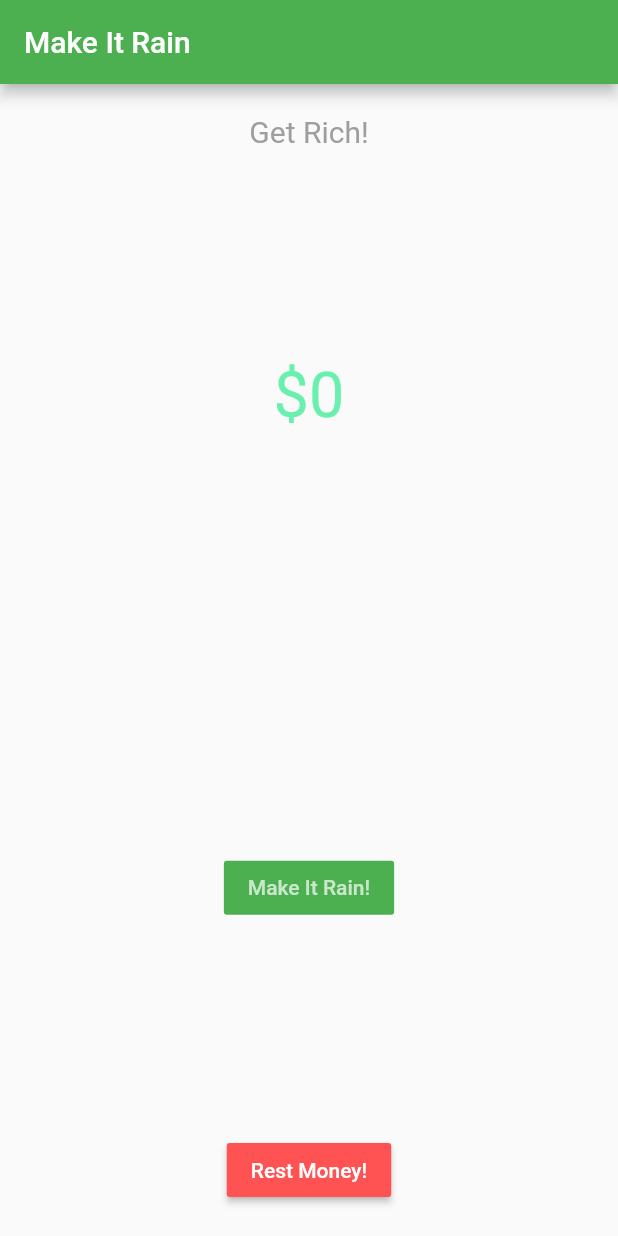
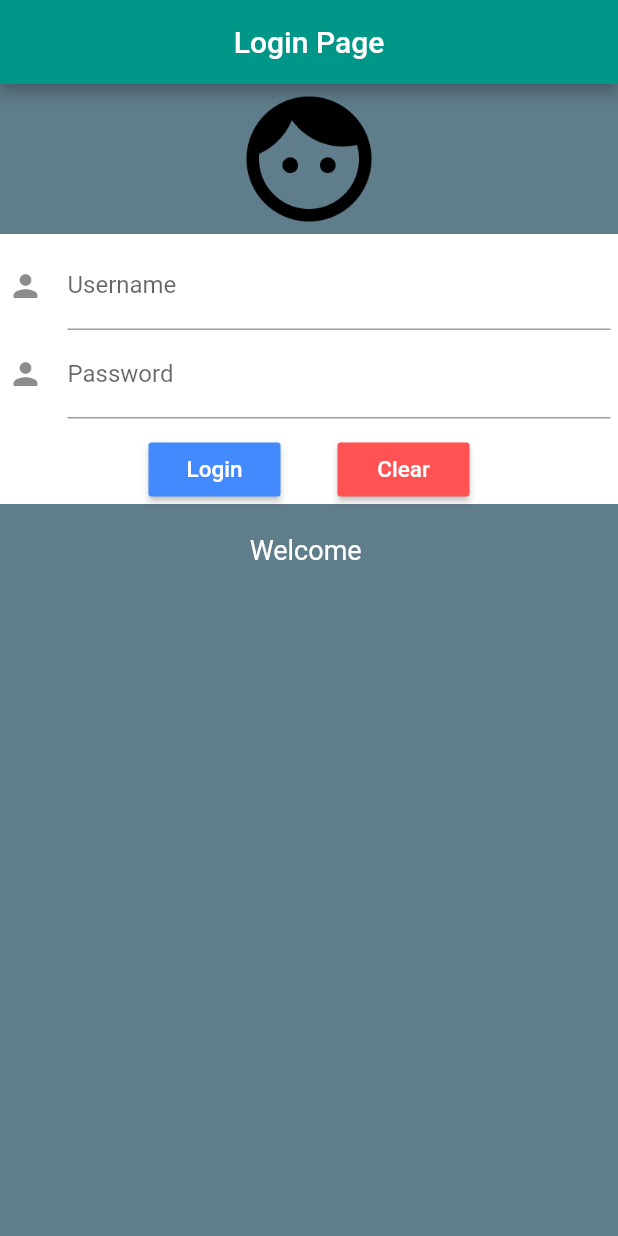
Before and after one commit to deepakverma4/helloFlutter, a Flutter app: the screen it shows after launch, on a phone screen of 412 x 824 dp. Run offline on Flutter 3.47's test engine with Material 2 defaults, Android fonts, the phone set to English and light mode, and no system bars.

Commit message:
added udemy loginPage

```diff
--- a/lib/main.dart
+++ b/lib/main.dart
@@ -2,6 +2,7 @@ import 'package:flutter/material.dart';
 import "newhome.dart";
 import 'gesture.dart';
 import './udemy/make_it_Rain.dart';
+import './udemy/loginPage.dart';
 
 void main(){
    runApp(new MyApp());
@@ -12,7 +13,7 @@ class MyApp extends StatelessWidget {
   Widget build(BuildContext context) {
     return new MaterialApp(
       title: "My App",
-      home: new MakeItRain()
+      home: new LoginPage()
     );
   }
 }
--- /dev/null
+++ b/lib/udemy/loginPage.dart
@@ -0,0 +1,123 @@
+import "package:flutter/material.dart";
+
+class LoginPage extends StatefulWidget {
+  @override
+  _LoginPageState createState() => new _LoginPageState();
+}
+
+class _LoginPageState extends State<LoginPage> {
+final TextEditingController _userController = new TextEditingController();
+final TextEditingController _passwordController = new TextEditingController();
+
+var username = "",password;
+
+_handleLogin(){
+  setState(() {
+      username = _userController.text;
+      password = _passwordController.text;
+    });
+}
+
+_handleClear(){
+  setState(() {
+      _userController.clear();
+      _passwordController.clear();
+    });
+}
+
+  @override
+  Widget build(BuildContext context) {
+    return new Scaffold(
+      appBar: new AppBar(
+        title: new Text("Login Page"),
+        centerTitle: true,
+        backgroundColor: Colors.teal
+      ),
+      backgroundColor: Colors.blueGrey,
+      body: new ListView(
+        children: <Widget>[
+          new Image.asset('images/face.png',height: 100.0, width: 100.0,),
+          new Container(
+            padding: const EdgeInsets.all(5.0),
+            height: 180.0,
+            width: 320.0,
+            color: Colors.white,
+            child: new Column(
+             mainAxisAlignment: MainAxisAlignment.center,
+             children: <Widget>[
+               new TextField(
+                 controller: _userController,
+            decoration: new InputDecoration(
+            labelText: "Username",
+            hintText: "Enter your username",
+            icon: new Icon(Icons.person)
+          ),
+        onSubmitted: _handleClear(),
+
+          ),
+          new TextField(
+                 controller: _passwordController,
+            decoration: new InputDecoration(
+            labelText: "Password",
+            hintText: "Enter your Password",
+            icon: new Icon(Icons.person)
+          ),
+        obscureText: true,
+        onSubmitted: _handleClear(),
+            ),
+          new Center(
+            child: new Row(
+
+             mainAxisAlignment: MainAxisAlignment.center,
+             children: <Widget>[
+
+               new Container(
+                 margin: const EdgeInsets.only(right: 38.0, top: 10.0),
+             child:
+                   new RaisedButton(
+                   textColor: Colors.white,
+                   onPressed: _handleLogin,
+              color: Colors.blueAccent,
+              child: new Text("Login", style: new TextStyle(color: Colors.white, fontSize: 15.0)
+             )
+            ),
+
+               ),
+
+               new Container(
+                 margin: const EdgeInsets.only( top: 10.0),
+                 child: new RaisedButton(
+               textColor: Colors.white,
+               onPressed: _handleClear,
+              color: Colors.redAccent,
+              child: new Text("Clear", style: new TextStyle(color: Colors.white, fontSize: 15.0)
+             )
+            )
+               )
+
+             ],
+
+          )
+          )
+             ],
+
+            ),
+          ),
+        new Padding(
+          padding: const EdgeInsets.all(10.0),
+        ),
+          new Row(
+            mainAxisAlignment: MainAxisAlignment.center,
+            children: <Widget>[
+              new Text(  "Welcome $username",
+              style: new TextStyle(color: Colors.white,
+              fontSize: 18.0),)
+            ],
+          )
+
+        ],
+
+      ),
+    );
+  }
+}
--- a/pubspec.yaml
+++ b/pubspec.yaml
@@ -26,9 +26,9 @@ flutter:
   uses-material-design: true
 
   # To add assets to your application, add an assets section, like this:
-  # assets:
-  #  - images/a_dot_burr.jpeg
-  #  - images/a_dot_ham.jpeg
+  assets:
+   - images/face.png
+
 
   # An image asset can refer to one or more resolution-specific "variants", see
   # https://flutter.io/assets-and-images/#resolution-aware.
```
Also changed, not shown: images/face.png (added).
